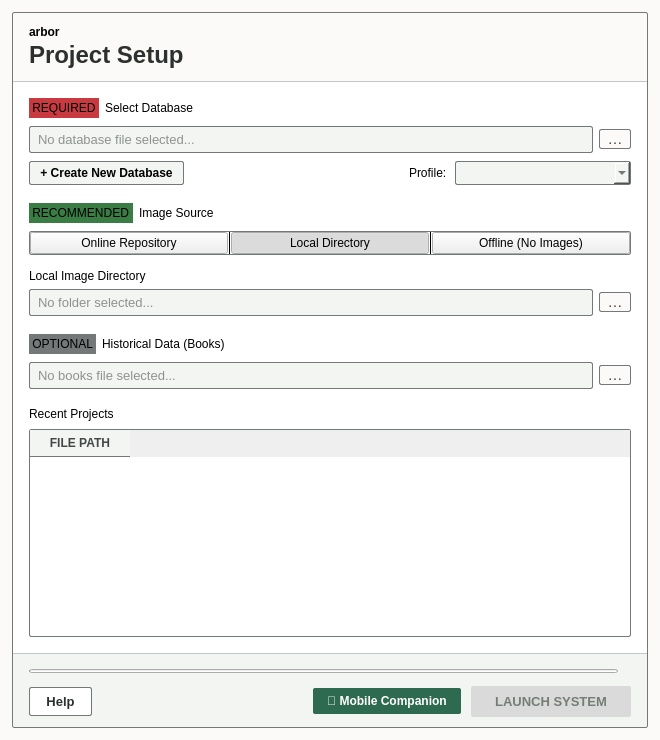
The window that pyside_new_uis/startup_dialog.ui (Fr0lich/arbor) describes before a commit, drawn with Qt 5.
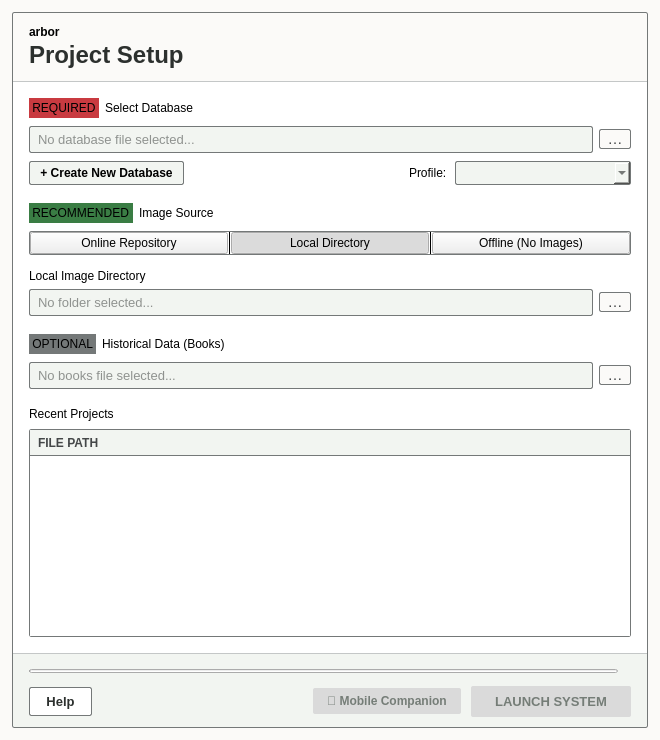
The same window after the commit.

Patch:
```diff
--- a/pyside_new_uis/startup_dialog.ui
+++ b/pyside_new_uis/startup_dialog.ui
@@ -62,13 +62,13 @@
 QWidget#scrollAreaWidgetContents {
     background-color: #ffffff;
 }
-QLabel.section-label {
+QLabel[class=&quot;section-label&quot;] {
     font-family: &quot;JetBrains Mono&quot;, &quot;Courier New&quot;, monospace;
     font-size: 9pt;
     font-weight: bold;
     color: #444748;
 }
-QLabel.badge {
+QLabel[class=&quot;badge&quot;] {
     border-radius: 2px;
     padding: 1px 4px;
     font-family: &quot;JetBrains Mono&quot;, &quot;Courier New&quot;, monospace;
@@ -139,7 +139,7 @@
     border: 1px solid #747878;
     border-radius: 2px;
 }
-QPushButton.segment-btn {
+QPushButton[class=&quot;segment-btn&quot;] {
     background-color: #ffffff;
     color: #444748;
     font-family: &quot;JetBrains Mono&quot;, &quot;Courier New&quot;, monospace;
@@ -151,43 +151,48 @@
 QPushButton.segment-btn:hover {
     background-color: #e9ece5;
 }
-QPushButton.segment-btn:checked {
+QPushButton[class=&quot;segment-btn&quot;]:checked {
     background-color: #000000;
     color: #ffffff;
 }
-QFrame.segment-divider {
+QFrame[class=&quot;segment-divider&quot;] {
     background-color: #747878;
     max-width: 1px;
     min-width: 1px;
 }
-QTableWidget#table_recent_projects {
+QFrame#frame_recent_table {
     background-color: #ffffff;
     border: 1px solid #747878;
     border-radius: 2px;
-    gridline-color: #c4c7c7;
-    font-family: &quot;JetBrains Mono&quot;, &quot;Courier New&quot;, monospace;
-    font-size: 9pt;
 }
-QTableWidget#table_recent_projects::item {
-    padding: 4px 8px;
-    color: #2c302e;
-}
-QTableWidget#table_recent_projects::item:hover {
-    background-color: #e9ece5;
-}
-QTableWidget#table_recent_projects::item:selected {
-    background-color: #e9ece5;
-    color: #000000;
-}
-QHeaderView::section {
+QFrame#frame_recent_header {
     background-color: #f2f5f1;
-    color: #444748;
-    font-family: &quot;JetBrains Mono&quot;, &quot;Courier New&quot;, monospace;
-    font-size: 9pt;
-    font-weight: bold;
-    border: none;
     border-bottom: 1px solid #747878;
-    padding: 4px 8px;
+}
+QLabel#lbl_hdr_filepath {
+    font-family: &quot;JetBrains Mono&quot;, &quot;Courier New&quot;, monospace;
+    font-size: 9pt;
+    font-weight: bold;
+    color: #444748;
+}
+QListWidget#list_recent_projects {
+    background-color: #ffffff;
+    border: none;
+    font-family: &quot;JetBrains Mono&quot;, &quot;Courier New&quot;, monospace;
+    font-size: 9pt;
+    color: #2c302e;
+}
+QListWidget#list_recent_projects::item {
+    padding: 6px 8px;
+    border-bottom: 1px solid #f2f5f1;
+}
+QListWidget#list_recent_projects::item:hover {
+    background-color: #e9ece5;
+    color: #000000;
+}
+QListWidget#list_recent_projects::item:selected {
+    background-color: #e9ece5;
+    color: #000000;
 }
 QPushButton#btn_help {
     background-color: #ffffff;
@@ -215,6 +220,10 @@
 QPushButton#btn_mobile:hover {
     background-color: #388463;
 }
+QPushButton#btn_mobile:disabled {
+    background-color: #dadada;
+    color: #757d77;
+}
 QPushButton#btn_launch {
     background-color: #000000;
     color: #ffffff;
@@ -923,33 +932,77 @@
               </widget>
              </item>
              <item>
-              <widget class="QTableWidget" name="table_recent_projects">
-               <property name="minimumSize">
-                <size>
-                 <width>0</width>
-                 <height>120</height>
-                </size>
+              <widget class="QFrame" name="frame_recent_table">
+               <property name="frameShape">
+                <enum>QFrame::StyledPanel</enum>
                </property>
-               <property name="editTriggers">
-                <set>QAbstractItemView::NoEditTriggers</set>
-               </property>
-               <property name="selectionMode">
-                <enum>QAbstractItemView::SingleSelection</enum>
-               </property>
-               <property name="selectionBehavior">
-                <enum>QAbstractItemView::SelectRows</enum>
-               </property>
-               <property name="showGrid">
-                <bool>false</bool>
-               </property>
-               <property name="columnCount">
-                <number>1</number>
-               </property>
-               <column>
-                <property name="text">
-                 <string>FILE PATH</string>
+               <layout class="QVBoxLayout" name="layout_recent_inner">
+                <property name="spacing">
+                 <number>0</number>
                 </property>
-               </column>
+                <property name="leftMargin">
+                 <number>0</number>
+                </property>
+                <property name="topMargin">
+                 <number>0</number>
+                </property>
+                <property name="rightMargin">
+                 <number>0</number>
+                </property>
+                <property name="bottomMargin">
+                 <number>0</number>
+                </property>
+                <item>
+                 <widget class="QFrame" name="frame_recent_header">
+                  <property name="minimumSize">
+                   <size>
+                    <width>0</width>
+                    <height>26</height>
+                   </size>
+                  </property>
+                  <property name="frameShape">
+                   <enum>QFrame::NoFrame</enum>
+                  </property>
+                  <layout class="QHBoxLayout" name="layout_hdr_row">
+                   <property name="spacing">
+                    <number>0</number>
+                   </property>
+                   <property name="leftMargin">
+                    <number>8</number>
+                   </property>
+                   <property name="topMargin">
+                    <number>2</number>
+                   </property>
+                   <property name="rightMargin">
+                    <number>8</number>
+                   </property>
+                   <property name="bottomMargin">
+                    <number>2</number>
+                   </property>
+                   <item>
+                    <widget class="QLabel" name="lbl_hdr_filepath">
+                     <property name="text">
+                      <string>FILE PATH</string>
+                     </property>
+                    </widget>
+                   </item>
+                  </layout>
+                 </widget>
+                </item>
+                <item>
+                 <widget class="QListWidget" name="list_recent_projects">
+                  <property name="minimumSize">
+                   <size>
+                    <width>0</width>
+                    <height>90</height>
+                   </size>
+                  </property>
+                  <property name="cursor">
+                   <cursorShape>PointingHandCursor</cursorShape>
+                  </property>
+                 </widget>
+                </item>
+               </layout>
               </widget>
              </item>
             </layout>
@@ -1090,6 +1143,9 @@
             </item>
             <item>
              <widget class="QPushButton" name="btn_mobile">
+              <property name="enabled">
+               <bool>false</bool>
+              </property>
               <property name="cursor">
                <cursorShape>PointingHandCursor</cursorShape>
               </property>
```
Left out of the diff: 2 changed lines with no effect on the pictures.
